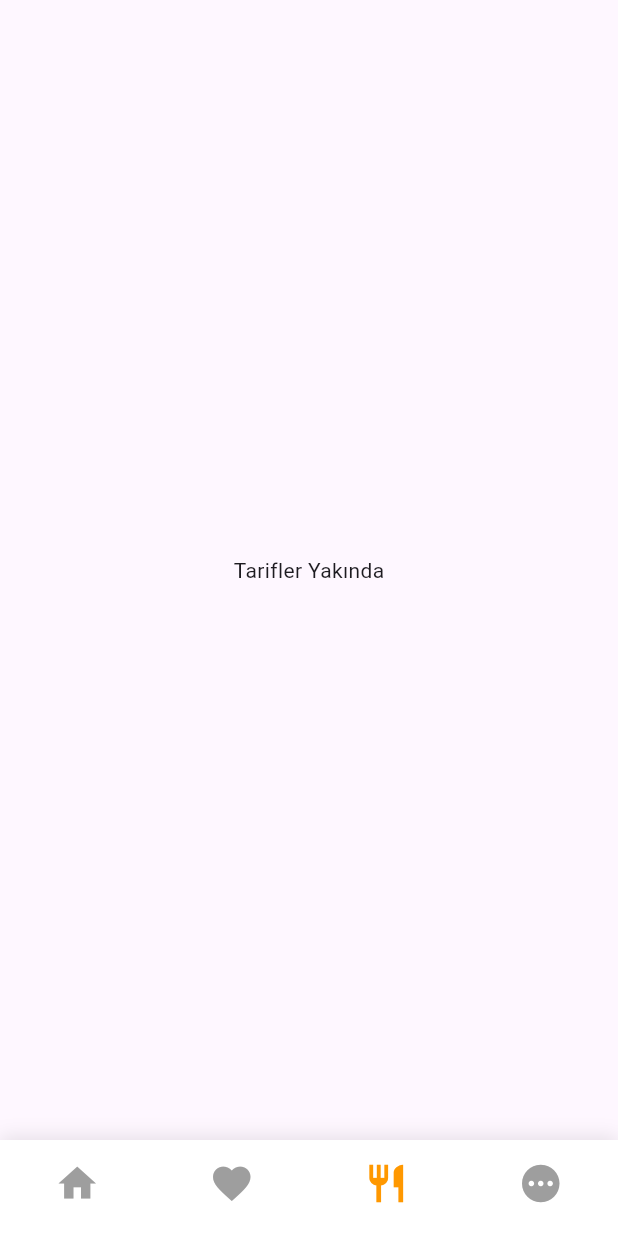
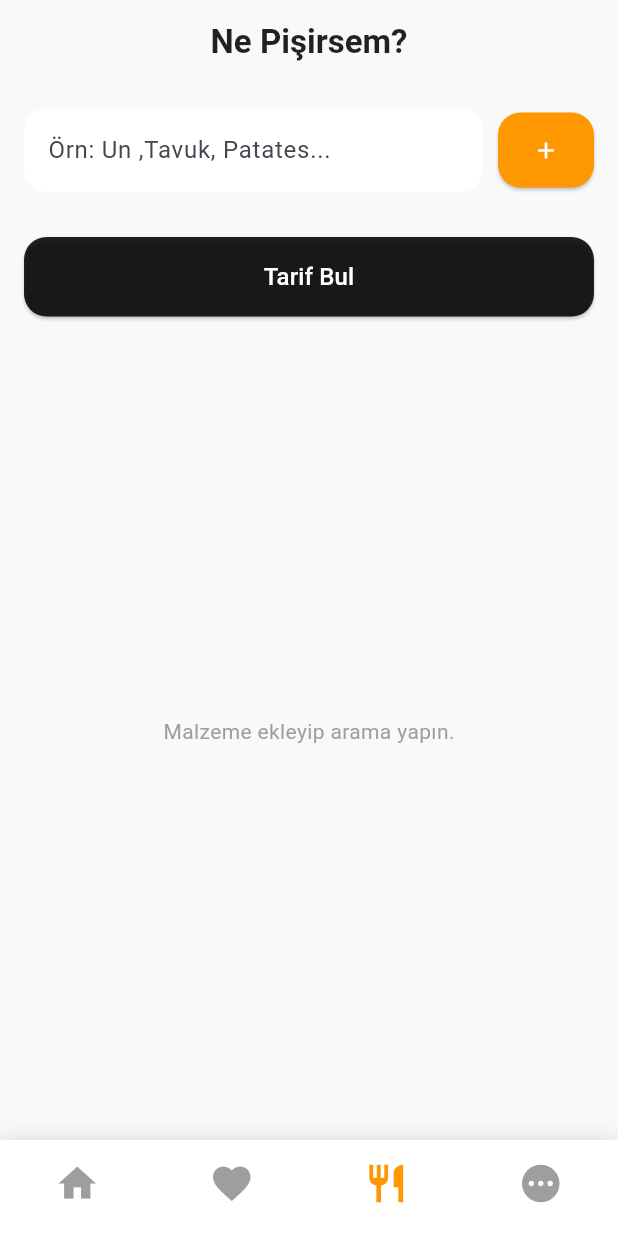
Before and after one commit to M-Halil-kiral/lezzetapp, a Flutter app: the screen it shows after launch, item 3 of the bottom bar chosen, on a phone screen of 412 x 824 dp. Run offline on Flutter 3.47's test engine with Material 3 defaults, Android fonts, the phone set to English and light mode, and no system bars.

Commit message:
Malzeme arama sayfası  eklendi

```diff
--- a/lib/ana_iskelet.dart
+++ b/lib/ana_iskelet.dart
@@ -2,6 +2,7 @@ import 'package:flutter/material.dart';
 import 'package:lezzetapp/favorier_sayfasi.dart';
 import 'home_page.dart';
 import 'global_veriler.dart';
+import 'malzeme_arama_sayfasi.dart'; // Dosya adını kendi verdiğin isme göre yaz
 
 class AnaIskelet extends StatefulWidget {
   const AnaIskelet({super.key});
@@ -17,7 +18,7 @@ class _AnaIskeletState extends State<AnaIskelet> {
   final List<Widget> _sayfalar = [
     const AnaSayfa(),
     FavorilerSayfasi(favoriTarifler: favoriTarifler), // Global listeyi gönderiyoruz
-    const Center(child: Text("Tarifler Yakında")),
+    const MalzemeAramaSayfasi(),
     const Center(child: Text("Yakında")),
   ];
 
--- /dev/null
+++ b/lib/malzeme_arama_sayfasi.dart
@@ -0,0 +1,195 @@
+import 'package:flutter/material.dart';
+import 'models/recipe.dart';
+import 'tarif_detay.dart';
+import 'global_veriler.dart';
+
+class MalzemeAramaSayfasi extends StatefulWidget {
+  const MalzemeAramaSayfasi({super.key});
+
+  @override
+  State<MalzemeAramaSayfasi> createState() => _MalzemeAramaSayfasiState();
+}
+
+class _MalzemeAramaSayfasiState extends State<MalzemeAramaSayfasi> {
+  final TextEditingController _malzemeController = TextEditingController();
+  final List<String> _eklenenMalzemeler = [];
+  List<Recipe> _bulunanTarifler = [];
+  bool _aramaYapildi = false;
+
+  // TEMEL MALZEMELER LİSTESİ (Bunları evde var sayar ve yüzdeden düşer)
+  final List<String> _temelMalzemeler = [
+    'tuz', 'su', 'yağ', 'sıvı yağ', 'sıvıyağ', 'zeytinyağı',
+    'karabiber', 'pul biber', 'pulbiber', 'şeker',  'salça'
+  ];
+
+  @override
+  void initState() {
+    super.initState();
+    // Sayfa açıldığında tarifler yüklenmemişse yükle
+    tumTarifleriYukle();
+  }
+
+  void _malzemeEkle() {
+    String yeniMalzeme = _malzemeController.text.trim().toLowerCase();
+    if (yeniMalzeme.isNotEmpty && !_eklenenMalzemeler.contains(yeniMalzeme)) {
+      setState(() {
+        _eklenenMalzemeler.add(yeniMalzeme);
+        _malzemeController.clear();
+      });
+    }
+  }
+
+  void _aramaYap() {
+    List<Recipe> sonuclar = [];
+
+    for (var tarif in tumTarifler) {
+      // JSON'daki malzemeler listenin adı 'malzemeler' olmalı
+      // Malzeme modelindeki isim değişkenin adı neyse (örneğin 'ad', 'isim', 'malzemeAdi') onu kullanıyoruz:
+      List<String> tarifMalzemeleri = tarif.malzemeler.map((m) => m.isim).toList();
+
+      // 1. Tarifin içinden temel malzemeleri temizle
+      List<String> gerekliAnaMalzemeler = tarifMalzemeleri.where((m) {
+        String mLower = m.toLowerCase();
+        return !_temelMalzemeler.any((temel) => mLower.contains(temel));
+      }).toList();
+
+      // 2. Kalan ana malzemeler ile kullanıcının girdiklerini eşleştir
+      int eslesmeSayisi = 0;
+      for (var gerekli in gerekliAnaMalzemeler) {
+        bool eslestiMi = _eklenenMalzemeler.any((kullaniciMalz) =>
+            gerekli.toLowerCase().contains(kullaniciMalz) ||
+            kullaniciMalz.contains(gerekli.toLowerCase()));
+
+        if (eslestiMi) {
+          eslesmeSayisi++;
+        }
+      }
+
+      // 3. Yüzde 80 Barajı
+      double eslesmeOrani = 0;
+      if (gerekliAnaMalzemeler.isNotEmpty) {
+        eslesmeOrani = (eslesmeSayisi / gerekliAnaMalzemeler.length) * 100;
+      } else {
+        eslesmeOrani = 100;
+      }
+
+      if (eslesmeOrani >= 80) {
+        sonuclar.add(tarif);
+      }
+    }
+
+    setState(() {
+      _bulunanTarifler = sonuclar;
+      _aramaYapildi = true;
+    });
+  }
+
+  void _malzemeSil(String malzeme) {
+    setState(() {
+      _eklenenMalzemeler.remove(malzeme);
+      _bulunanTarifler.clear();
+      _aramaYapildi = false;
+    });
+  }
+
+  @override
+  Widget build(BuildContext context) {
+    return Scaffold(
+      backgroundColor: const Color(0xFFF9F9F9),
+      appBar: AppBar(
+        backgroundColor: Colors.transparent,
+        elevation: 0,
+        title: const Text('Ne Pişirsem?', style: TextStyle(color: Colors.black87, fontWeight: FontWeight.bold)),
+        centerTitle: true,
+      ),
+      body: Padding(
+        padding: const EdgeInsets.all(16.0),
+        child: Column(
+          crossAxisAlignment: CrossAxisAlignment.stretch,
+          children: [
+            Row(
+              children: [
+                Expanded(
+                  child: TextField(
+                    controller: _malzemeController,
+                    decoration: InputDecoration(
+                      hintText: 'Örn: Un ,Tavuk, Patates...',
+                      filled: true,
+                      fillColor: Colors.white,
+                      border: OutlineInputBorder(
+                        borderRadius: BorderRadius.circular(15),
+                        borderSide: BorderSide.none,
+                      ),
+                    ),
+                    onSubmitted: (value) => _malzemeEkle(),
+                  ),
+                ),
+                const SizedBox(width: 10),
+                ElevatedButton(
+                  onPressed: _malzemeEkle,
+                  style: ElevatedButton.styleFrom(
+                    backgroundColor: Colors.orange,
+                    padding: const EdgeInsets.symmetric(vertical: 16, horizontal: 20),
+                    shape: RoundedRectangleBorder(borderRadius: BorderRadius.circular(15)),
+                  ),
+                  child: const Icon(Icons.add, color: Colors.white),
+                ),
+              ],
+            ),
+            const SizedBox(height: 15),
+            Wrap(
+              spacing: 8.0,
+              children: _eklenenMalzemeler.map((malzeme) {
+                return Chip(
+                  label: Text(malzeme),
+                  backgroundColor: Colors.orange.withValues(alpha: 0.2),
+                  deleteIcon: const Icon(Icons.close, size: 18),
+                  onDeleted: () => _malzemeSil(malzeme),
+                );
+              }).toList(),
+            ),
+            const SizedBox(height: 15),
+            ElevatedButton(
+              onPressed: _aramaYap,
+              style: ElevatedButton.styleFrom(
+                backgroundColor: Colors.black87,
+                padding: const EdgeInsets.symmetric(vertical: 15),
+                shape: RoundedRectangleBorder(borderRadius: BorderRadius.circular(15)),
+              ),
+              child: const Text('Tarif Bul', style: TextStyle(color: Colors.white, fontSize: 16)),
+            ),
+            const SizedBox(height: 20),
+            Expanded(
+              child: !_aramaYapildi
+                  ? const Center(child: Text("Malzeme ekleyip arama yapın.", style: TextStyle(color: Colors.grey)))
+                  : _bulunanTarifler.isEmpty
+                      ? const Center(child: Text("Bu malzemelerle eşleşen tarif bulunamadı 😢", style: TextStyle(color: Colors.redAccent)))
+                      : ListView.builder(
+                          itemCount: _bulunanTarifler.length,
+                          itemBuilder: (context, index) {
+                            final tarif = _bulunanTarifler[index];
+                            return Card(
+                              margin: const EdgeInsets.only(bottom: 10),
+                              shape: RoundedRectangleBorder(borderRadius: BorderRadius.circular(15)),
+                              child: ListTile(
+                                leading: const Icon(Icons.fastfood, color: Colors.orange),
+                                title: Text(tarif.tarifAdi, style: const TextStyle(fontWeight: FontWeight.bold)),
+                                subtitle: Text('${tarif.pisirmeSuresiDk} dk • ${tarif.zorluk}'),
+                                trailing: const Icon(Icons.arrow_forward_ios, size: 16, color: Colors.grey),
+                                onTap: () {
+                                  Navigator.push(
+                                    context,
+                                    MaterialPageRoute(builder: (context) => TarifDetaySayfasi(tarif: tarif)),
+                                  );
+                                },
+                              ),
+                            );
+                          },
+                        ),
+            ),
+          ],
+        ),
+      ),
+    );
+  }
+}
--- a/pubspec.yaml
+++ b/pubspec.yaml
@@ -12,6 +12,7 @@ dependencies:
   cupertino_icons: ^1.0.8
   firebase_core: ^4.14.0
   cloud_firestore: ^6.9.0
+  shared_preferences: ^2.5.5
 
 dev_dependencies:
   flutter_test:
```
Also changed, not shown: lib/global_veriler.dart (+15 -1 lines), lib/home_page.dart (+6 -25 lines), pubspec.lock.
